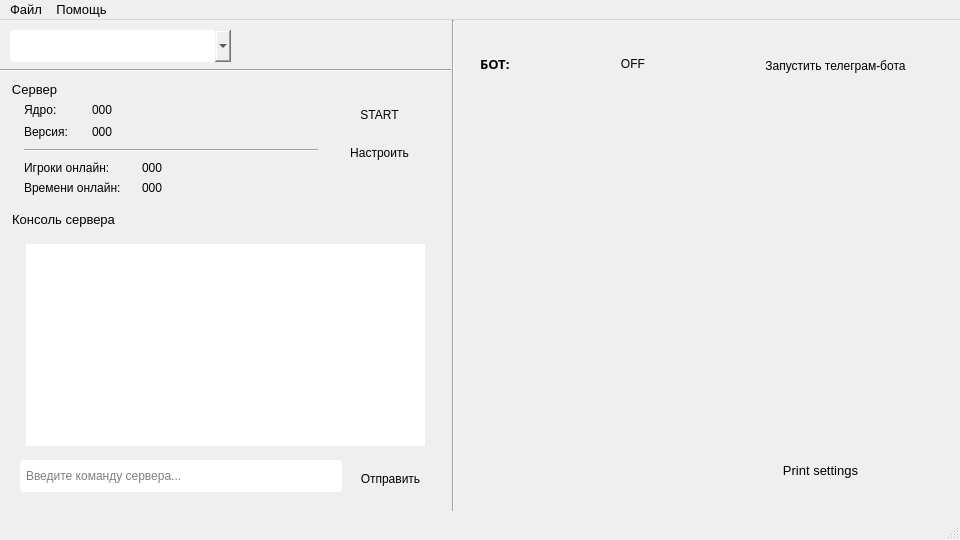
Old version of the form resources/ui/main_ui.ui in the repository Vanillllla/tg_mine_server_bot.
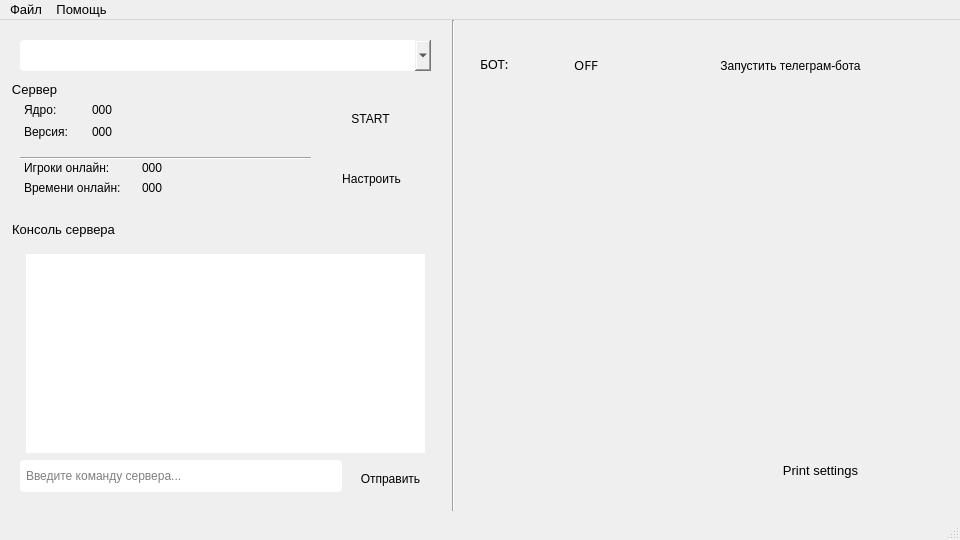
New version of the form.

The edit to the form file:
```diff
--- a/resources/ui/main_ui.ui
+++ b/resources/ui/main_ui.ui
@@ -57,13 +57,10 @@
 }
 QLabel#botStatusLabel_ind {
     border-radius: 4px;
-    padding-left: 8px;
+    padding: 0 10px;
 }</string>
    </property>
    <widget class="QPushButton" name="printsettingsbutton">
-    <property name="visible">
-     <bool>false</bool>
-    </property>
     <property name="geometry">
      <rect>
       <x>760</x>
@@ -72,6 +69,9 @@
       <height>61</height>
      </rect>
     </property>
+    <property name="visible">
+     <bool>false</bool>
+    </property>
     <property name="text">
      <string>Print settings</string>
     </property>
@@ -79,26 +79,13 @@
    <widget class="QComboBox" name="coreSelectBox">
     <property name="geometry">
      <rect>
-      <x>10</x>
-      <y>10</y>
-      <width>221</width>
-      <height>32</height>
+      <x>20</x>
+      <y>20</y>
+      <width>411</width>
+      <height>31</height>
      </rect>
     </property>
    </widget>
-   <widget class="Line" name="line_2">
-    <property name="geometry">
-     <rect>
-      <x>0</x>
-      <y>40</y>
-      <width>451</width>
-      <height>20</height>
-     </rect>
-    </property>
-    <property name="orientation">
-     <enum>Qt::Horizontal</enum>
-    </property>
-   </widget>
    <widget class="Line" name="line">
     <property name="geometry">
      <rect>
@@ -118,7 +105,7 @@
       <x>10</x>
       <y>60</y>
       <width>431</width>
-      <height>120</height>
+      <height>131</height>
      </rect>
     </property>
     <property name="title">
@@ -179,10 +166,10 @@
     <widget class="QPushButton" name="startServerButton">
      <property name="geometry">
       <rect>
-       <x>318</x>
-       <y>16</y>
-       <width>103</width>
-       <height>32</height>
+       <x>310</x>
+       <y>20</y>
+       <width>101</width>
+       <height>38</height>
       </rect>
      </property>
      <property name="text">
@@ -192,10 +179,10 @@
     <widget class="QPushButton" name="settingsServerButton">
      <property name="geometry">
       <rect>
-       <x>318</x>
-       <y>54</y>
+       <x>310</x>
+       <y>80</y>
        <width>103</width>
-       <height>32</height>
+       <height>38</height>
       </rect>
      </property>
      <property name="text">
@@ -205,9 +192,9 @@
     <widget class="Line" name="line_3">
      <property name="geometry">
       <rect>
-       <x>14</x>
-       <y>62</y>
-       <width>294</width>
+       <x>10</x>
+       <y>70</y>
+       <width>291</width>
        <height>16</height>
       </rect>
      </property>
@@ -272,9 +259,9 @@
     <property name="geometry">
      <rect>
       <x>10</x>
-      <y>190</y>
+      <y>200</y>
       <width>431</width>
-      <height>291</height>
+      <height>281</height>
      </rect>
     </property>
     <property name="title">
@@ -286,7 +273,7 @@
        <x>10</x>
        <y>28</y>
        <width>411</width>
-       <height>214</height>
+       <height>211</height>
       </rect>
      </property>
      <property name="readOnly">
@@ -297,7 +284,7 @@
      <property name="geometry">
       <rect>
        <x>10</x>
-       <y>250</y>
+       <y>240</y>
        <width>322</width>
        <height>32</height>
       </rect>
@@ -310,9 +297,9 @@
      <property name="geometry">
       <rect>
        <x>340</x>
-       <y>250</y>
+       <y>240</y>
        <width>81</width>
-       <height>32</height>
+       <height>38</height>
       </rect>
      </property>
      <property name="text">
@@ -340,7 +327,7 @@
       <rect>
        <x>20</x>
        <y>22</y>
-       <width>40</width>
+       <width>52</width>
        <height>24</height>
       </rect>
      </property>
@@ -348,7 +335,7 @@
       <font>
        <family>Segoe UI Semibold</family>
        <pointsize>10</pointsize>
-       <weight>63</weight>
+       <weight>50</weight>
        <bold>false</bold>
       </font>
      </property>
@@ -359,25 +346,31 @@
     <widget class="QLabel" name="botStatusLabel_ind">
      <property name="geometry">
       <rect>
-       <x>120</x>
+       <x>78</x>
        <y>18</y>
-       <width>110</width>
-       <height>32</height>
+       <width>96</width>
+       <height>34</height>
       </rect>
      </property>
+     <property name="font">
+      <font>
+       <family>Segoe UI Semibold</family>
+       <pointsize>10</pointsize>
+      </font>
+     </property>
+     <property name="text">
+      <string>OFF</string>
+     </property>
      <property name="alignment">
-      <set>Qt::AlignVCenter</set>
-     </property>
-     <property name="text">
-      <string>         OFF</string>
+      <set>Qt::AlignCenter</set>
      </property>
     </widget>
     <widget class="QPushButton" name="bot_control_button">
      <property name="geometry">
       <rect>
-       <x>280</x>
+       <x>190</x>
        <y>16</y>
-       <width>191</width>
+       <width>281</width>
        <height>40</height>
       </rect>
      </property>
```
